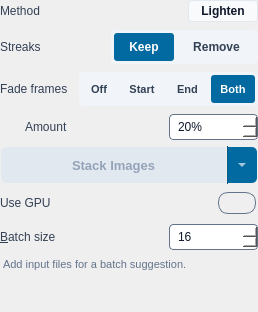
Qt form src/startrails/ui/step_stack_images.ui (gkyle/startrails) before a commit.
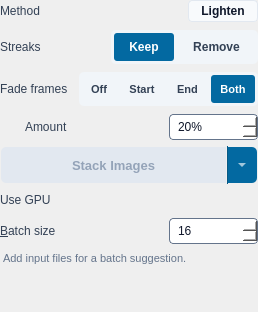
The same form after that commit. Icons and pictures are not drawn.

Diff of the .ui file:
```diff
--- a/src/startrails/ui/step_stack_images.ui
+++ b/src/startrails/ui/step_stack_images.ui
@@ -523,13 +523,11 @@
            <string>Use GPU for stacking</string>
           </property>
           <property name="styleSheet">
-           <string notr="true">QCheckBox#useGPU { spacing: 0px;
-    border: 2px solid transparent;
-}
-QCheckBox#useGPU::indicator { width: 36px; height: 20px; border: 1px solid #64748b; border-radius: 10px; }
+           <string notr="true">QCheckBox#useGPU { spacing: 0px;}
+QCheckBox#useGPU::indicator { width: 36px; height: 20px; border-radius: 10px; }
 QCheckBox#useGPU::indicator:unchecked { image: url(:/startrails/ui/switch_off.svg); }
 QCheckBox#useGPU::indicator:checked { image: url(:/startrails/ui/switch_on.svg); }
-QCheckBox#useGPU:focus:enabled { border-color: #0f172a; }</string>
+</string>
           </property>
           <property name="text">
            <string/>
```
Left out of the diff: 3 changed lines with no effect on the pictures.
